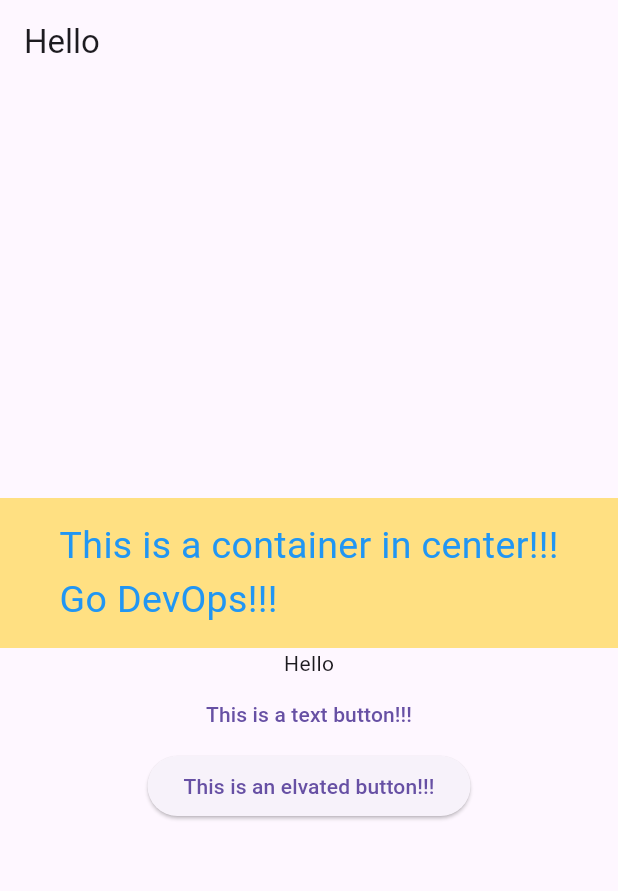
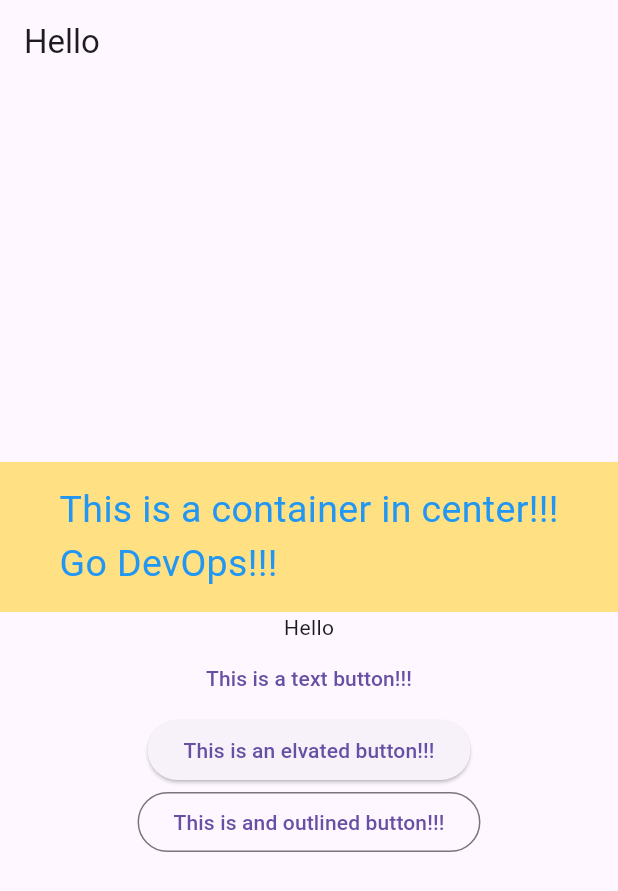
Before and after one commit to muhammadharoon26/practice_project, a Flutter app: the screen it shows after launch, on a phone screen of 412 x 824 dp. Shown: the top 891 px of the screen. Run offline on Flutter 3.47's test engine with Material 3 defaults, Android fonts, the phone set to English and light mode, and no system bars.

Commit message:
Outlined button

```diff
--- a/lib/main.dart
+++ b/lib/main.dart
@@ -43,7 +43,11 @@ class MyApp extends StatelessWidget {
                   child: Text('This is an elvated button!!!'),
                   onPressed: () {
                     print('Elevated button is pressed!!!');
-                  })
+                  }),
+              OutlinedButton(child: Text('This is and outlined button!!!'),
+              onPressed:(){
+                print('Outlined button is pressed!!!');
+              })
             ],
           ),
         ),
```
